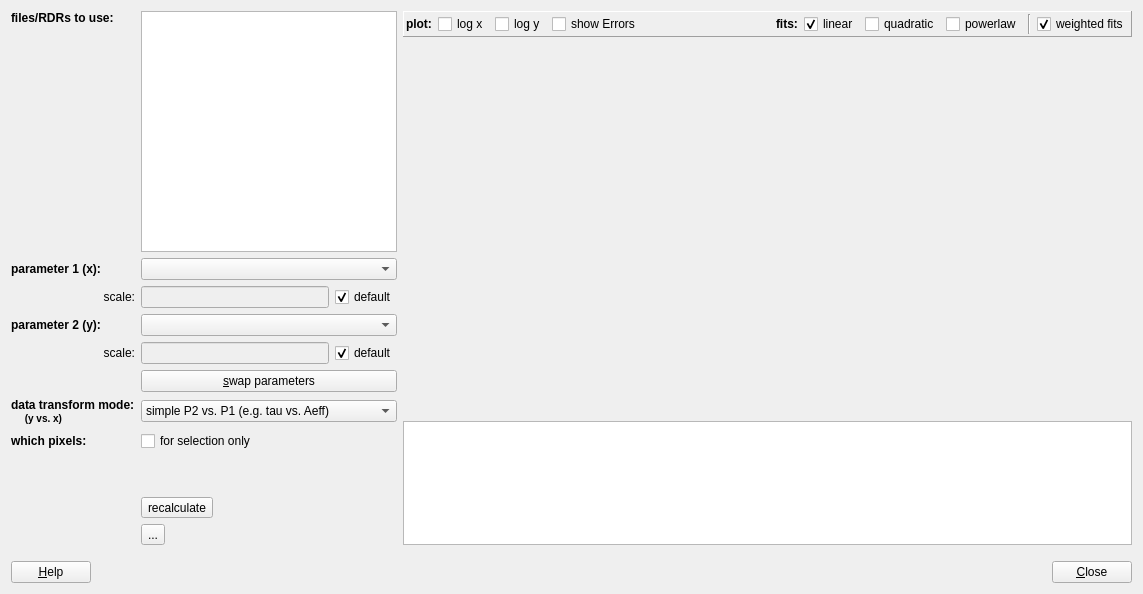
First picture: the form in plugins/imagingfcs/qfrdrimagingfcsdiffusionlawdialog.ui, repository jkriege2/QuickFit3, before the edit.
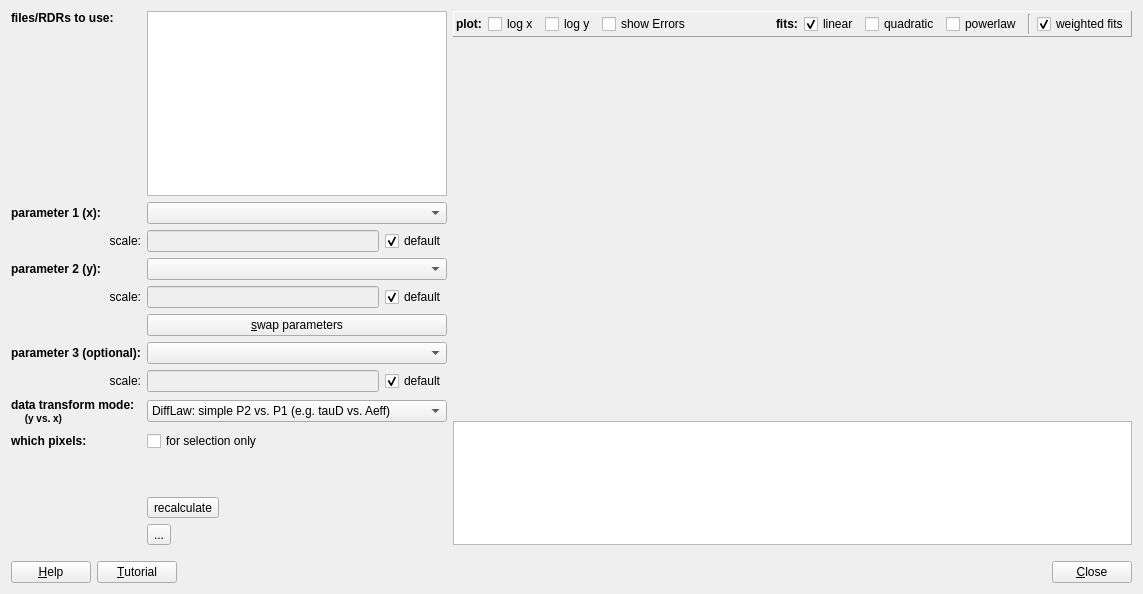
Second picture: the form after the edit. Icons and pictures are not drawn. Custom widgets are drawn as their Qt base class.

What changed in the file:
```diff
--- a/plugins/imagingfcs/qfrdrimagingfcsdiffusionlawdialog.ui
+++ b/plugins/imagingfcs/qfrdrimagingfcsdiffusionlawdialog.ui
@@ -152,93 +152,19 @@
       </widget>
      </item>
      <item row="0" column="0" rowspan="3">
-      <layout class="QGridLayout" name="gridLayout" rowstretch="1,0,0,0,0,0,0,0,0,0,0,0,0">
-       <item row="0" column="1">
-        <widget class="QListWidget" name="lstRDRs">
-         <property name="maximumSize">
-          <size>
-           <width>350</width>
-           <height>16777215</height>
-          </size>
-         </property>
-         <property name="horizontalScrollBarPolicy">
-          <enum>Qt::ScrollBarAlwaysOff</enum>
-         </property>
-         <property name="textElideMode">
-          <enum>Qt::ElideMiddle</enum>
-         </property>
-        </widget>
-       </item>
-       <item row="3" column="1">
-        <widget class="QFEnhancedComboBox" name="cmbParameter2">
-         <property name="maximumSize">
-          <size>
-           <width>350</width>
-           <height>16777215</height>
-          </size>
-         </property>
-        </widget>
-       </item>
+      <layout class="QGridLayout" name="gridLayout" rowstretch="1,0,0,0,0,0,0,0,0,0,0,0,0,0,0">
        <item row="7" column="1">
-        <widget class="QComboBox" name="cmbMode">
+        <widget class="QFEnhancedComboBox" name="cmbParameter3">
          <property name="maximumSize">
           <size>
-           <width>350</width>
+           <width>300</width>
            <height>16777215</height>
           </size>
-         </property>
-         <item>
-          <property name="text">
-           <string>simple P2 vs. P1 (e.g. tau vs. Aeff)</string>
-          </property>
-         </item>
-         <item>
-          <property name="text">
-           <string>(P2/P1) vs. P1 (e.g. D/Aeff vs. Aeff)</string>
-          </property>
-         </item>
-         <item>
-          <property name="text">
-           <string>(P2/P1²) vs. P1² (e.g. D/Wxy² vs. Wxy²)</string>
-          </property>
-         </item>
-         <item>
-          <property name="text">
-           <string>P2 vs. P1² (e.g. tauD vs. Wxy²)</string>
-          </property>
-         </item>
-         <item>
-          <property name="text">
-           <string>(P1/P2) vs. P2 (e.g. Aeff vs. D/Aeff)</string>
-          </property>
-         </item>
-         <item>
-          <property name="text">
-           <string>(P1/P2²) vs. P2² (e.g. Wxy² vs. D/Wxy²)</string>
-          </property>
-         </item>
-         <item>
-          <property name="text">
-           <string>P1 vs. P2² (e.g. Wxy² vs. tauD)</string>
-          </property>
-         </item>
-        </widget>
-       </item>
-       <item row="3" column="0">
-        <widget class="QLabel" name="label_2">
-         <property name="font">
-          <font>
-           <weight>75</weight>
-           <bold>true</bold>
-          </font>
-         </property>
-         <property name="text">
-          <string>parameter 2 (y):</string>
          </property>
         </widget>
        </item>
        <item row="7" column="0">
-        <widget class="QLabel" name="label_7">
+        <widget class="QLabel" name="lab31">
          <property name="font">
           <font>
            <weight>75</weight>
@@ -246,67 +172,51 @@
           </font>
          </property>
          <property name="text">
-          <string>data transform mode:&lt;br&gt;
-&lt;small&gt;&amp;nbsp;&amp;nbsp;&amp;nbsp;&amp;nbsp;&amp;nbsp;(y vs. x)&lt;/small&gt;</string>
+          <string>parameter 3 (optional):</string>
          </property>
         </widget>
        </item>
-       <item row="11" column="1">
-        <widget class="QToolButton" name="btnRecalc">
-         <property name="text">
-          <string>recalculate</string>
-         </property>
-         <property name="icon">
-          <iconset resource="../../lib/lib.qrc">
-           <normaloff>:/lib/fit_fitcurrent.png</normaloff>:/lib/fit_fitcurrent.png</iconset>
-         </property>
-         <property name="toolButtonStyle">
-          <enum>Qt::ToolButtonTextBesideIcon</enum>
-         </property>
-        </widget>
+       <item row="5" column="1">
+        <layout class="QHBoxLayout" name="horizontalLayout_4">
+         <item>
+          <widget class="QFDoubleEdit" name="edtScale2">
+           <property name="enabled">
+            <bool>false</bool>
+           </property>
+          </widget>
+         </item>
+         <item>
+          <widget class="QCheckBox" name="chkDefaultScale2">
+           <property name="text">
+            <string>default</string>
+           </property>
+           <property name="checked">
+            <bool>true</bool>
+           </property>
+          </widget>
+         </item>
+        </layout>
        </item>
-       <item row="2" column="0">
-        <widget class="QLabel" name="label_8">
-         <property name="text">
-          <string>scale:</string>
-         </property>
-         <property name="alignment">
-          <set>Qt::AlignRight|Qt::AlignTrailing|Qt::AlignVCenter</set>
-         </property>
-        </widget>
-       </item>
-       <item row="1" column="0">
-        <widget class="QLabel" name="label_3">
-         <property name="font">
-          <font>
-           <weight>75</weight>
-           <bold>true</bold>
-          </font>
-         </property>
-         <property name="text">
-          <string>parameter 1 (x):</string>
-         </property>
-        </widget>
-       </item>
-       <item row="8" column="0">
-        <widget class="QLabel" name="label_4">
-         <property name="font">
-          <font>
-           <weight>75</weight>
-           <bold>true</bold>
-          </font>
-         </property>
-         <property name="text">
-          <string>which pixels:</string>
-         </property>
-        </widget>
-       </item>
-       <item row="8" column="1">
-        <widget class="QCheckBox" name="chkSelection">
-         <property name="text">
-          <string>for selection only</string>
-         </property>
-        </widget>
+       <item row="2" column="1">
+        <layout class="QHBoxLayout" name="horizontalLayout_3">
+         <item>
+          <widget class="QFDoubleEdit" name="edtScale1">
+           <property name="enabled">
+            <bool>false</bool>
+           </property>
+          </widget>
+         </item>
+         <item>
+          <widget class="QCheckBox" name="chkDefaultScale1">
+           <property name="text">
+            <string>default</string>
+           </property>
+           <property name="checked">
+            <bool>true</bool>
+           </property>
+          </widget>
+         </item>
+        </layout>
        </item>
        <item row="5" column="0">
         <widget class="QLabel" name="label_9">
@@ -319,6 +229,13 @@
         </widget>
        </item>
        <item row="10" column="1">
+        <widget class="QCheckBox" name="chkSelection">
+         <property name="text">
+          <string>for selection only</string>
+         </property>
+        </widget>
+       </item>
+       <item row="12" column="1">
         <spacer name="verticalSpacer">
          <property name="orientation">
           <enum>Qt::Vertical</enum>
@@ -331,16 +248,6 @@
          </property>
         </spacer>
        </item>
-       <item row="1" column="1">
-        <widget class="QFEnhancedComboBox" name="cmbParameter1">
-         <property name="maximumSize">
-          <size>
-           <width>350</width>
-           <height>16777215</height>
-          </size>
-         </property>
-        </widget>
-       </item>
        <item row="0" column="0">
         <widget class="QLabel" name="label">
          <property name="font">
@@ -357,7 +264,7 @@
          </property>
         </widget>
        </item>
-       <item row="12" column="1">
+       <item row="14" column="1">
         <widget class="QToolButton" name="btnToTable">
          <property name="text">
           <string>...</string>
@@ -380,38 +287,190 @@
          </property>
         </widget>
        </item>
-       <item row="2" column="1">
-        <layout class="QHBoxLayout" name="horizontalLayout_3">
+       <item row="1" column="1">
+        <widget class="QFEnhancedComboBox" name="cmbParameter1">
+         <property name="maximumSize">
+          <size>
+           <width>300</width>
+           <height>16777215</height>
+          </size>
+         </property>
+        </widget>
+       </item>
+       <item row="10" column="0">
+        <widget class="QLabel" name="label_4">
+         <property name="font">
+          <font>
+           <weight>75</weight>
+           <bold>true</bold>
+          </font>
+         </property>
+         <property name="text">
+          <string>which pixels:</string>
+         </property>
+        </widget>
+       </item>
+       <item row="3" column="1">
+        <widget class="QFEnhancedComboBox" name="cmbParameter2">
+         <property name="maximumSize">
+          <size>
+           <width>300</width>
+           <height>16777215</height>
+          </size>
+         </property>
+        </widget>
+       </item>
+       <item row="0" column="1">
+        <widget class="QListWidget" name="lstRDRs">
+         <property name="maximumSize">
+          <size>
+           <width>300</width>
+           <height>16777215</height>
+          </size>
+         </property>
+         <property name="horizontalScrollBarPolicy">
+          <enum>Qt::ScrollBarAlwaysOff</enum>
+         </property>
+         <property name="textElideMode">
+          <enum>Qt::ElideMiddle</enum>
+         </property>
+        </widget>
+       </item>
+       <item row="1" column="0">
+        <widget class="QLabel" name="label_3">
+         <property name="font">
+          <font>
+           <weight>75</weight>
+           <bold>true</bold>
+          </font>
+         </property>
+         <property name="text">
+          <string>parameter 1 (x):</string>
+         </property>
+        </widget>
+       </item>
+       <item row="3" column="0">
+        <widget class="QLabel" name="label_2">
+         <property name="font">
+          <font>
+           <weight>75</weight>
+           <bold>true</bold>
+          </font>
+         </property>
+         <property name="text">
+          <string>parameter 2 (y):</string>
+         </property>
+        </widget>
+       </item>
+       <item row="9" column="1">
+        <widget class="QComboBox" name="cmbMode">
+         <property name="maximumSize">
+          <size>
+           <width>300</width>
+           <height>16777215</height>
+          </size>
+         </property>
          <item>
-          <widget class="QFDoubleEdit" name="edtScale1">
-           <property name="enabled">
-            <bool>false</bool>
-           </property>
-          </widget>
+          <property name="text">
+           <string>DiffLaw: simple P2 vs. P1 (e.g. tauD vs. Aeff)</string>
+          </property>
          </item>
          <item>
-          <widget class="QCheckBox" name="chkDefaultScale1">
-           <property name="text">
-            <string>default</string>
-           </property>
-           <property name="checked">
-            <bool>true</bool>
-           </property>
-          </widget>
+          <property name="text">
+           <string>DiffLaw: (P1/P2) vs. P1 (e.g. tauD=Aeff/D vs. Aeff)</string>
+          </property>
          </item>
-        </layout>
+         <item>
+          <property name="text">
+           <string>DiffLaw: (P1²/P2) vs. P1² (e.g. tauD=Wxy²/D vs. Wxy²)</string>
+          </property>
+         </item>
+         <item>
+          <property name="text">
+           <string>DiffLaw: P2 vs. P1² (e.g. tauD vs. Wxy²)</string>
+          </property>
+         </item>
+         <item>
+          <property name="text">
+           <string>DiffLaw: P3/P2 vs. P1² (e.g. tauD=Aeff/D vs. dx²)</string>
+          </property>
+         </item>
+         <item>
+          <property name="text">
+           <string>DiffLaw: P3²/P2 vs. P1² (e.g. tauD=Wxy²/D vs. dx²)</string>
+          </property>
+         </item>
+         <item>
+          <property name="text">
+           <string>MSD: P1² vs. P1²/P2 (e.g. dx² vs. tauD=dx²/D)</string>
+          </property>
+         </item>
+         <item>
+          <property name="text">
+           <string>MSD: P1² vs. P2 (e.g. dx² vs. tauD)</string>
+          </property>
+         </item>
+        </widget>
        </item>
-       <item row="5" column="1">
-        <layout class="QHBoxLayout" name="horizontalLayout_4">
+       <item row="9" column="0">
+        <widget class="QLabel" name="label_7">
+         <property name="font">
+          <font>
+           <weight>75</weight>
+           <bold>true</bold>
+          </font>
+         </property>
+         <property name="text">
+          <string>data transform mode:&lt;br&gt;
+&lt;small&gt;&amp;nbsp;&amp;nbsp;&amp;nbsp;&amp;nbsp;&amp;nbsp;(y vs. x)&lt;/small&gt;</string>
+         </property>
+        </widget>
+       </item>
+       <item row="2" column="0">
+        <widget class="QLabel" name="label_8">
+         <property name="text">
+          <string>scale:</string>
+         </property>
+         <property name="alignment">
+          <set>Qt::AlignRight|Qt::AlignTrailing|Qt::AlignVCenter</set>
+         </property>
+        </widget>
+       </item>
+       <item row="13" column="1">
+        <widget class="QToolButton" name="btnRecalc">
+         <property name="text">
+          <string>recalculate</string>
+         </property>
+         <property name="icon">
+          <iconset resource="../../lib/lib.qrc">
+           <normaloff>:/lib/fit_fitcurrent.png</normaloff>:/lib/fit_fitcurrent.png</iconset>
+         </property>
+         <property name="toolButtonStyle">
+          <enum>Qt::ToolButtonTextBesideIcon</enum>
+         </property>
+        </widget>
+       </item>
+       <item row="8" column="0">
+        <widget class="QLabel" name="lab32">
+         <property name="text">
+          <string>scale:</string>
+         </property>
+         <property name="alignment">
+          <set>Qt::AlignRight|Qt::AlignTrailing|Qt::AlignVCenter</set>
+         </property>
+        </widget>
+       </item>
+       <item row="8" column="1">
+        <layout class="QHBoxLayout" name="horizontalLayout_5">
          <item>
-          <widget class="QFDoubleEdit" name="edtScale2">
+          <widget class="QFDoubleEdit" name="edtScale3">
            <property name="enabled">
             <bool>false</bool>
            </property>
           </widget>
          </item>
          <item>
-          <widget class="QCheckBox" name="chkDefaultScale2">
+          <widget class="QCheckBox" name="chkDefaultScale3">
            <property name="text">
             <string>default</string>
            </property>
@@ -442,6 +501,17 @@
        </property>
       </widget>
      </item>
+     <item>
+      <widget class="QPushButton" name="btnTutorial">
+       <property name="text">
+        <string>&amp;Tutorial</string>
+       </property>
+       <property name="icon">
+        <iconset resource="../../lib/lib.qrc">
+         <normaloff>:/lib/help/help_tutorial.png</normaloff>:/lib/help/help_tutorial.png</iconset>
+       </property>
+      </widget>
+     </item>
      <item>
       <spacer name="horizontalSpacer">
        <property name="orientation">
```
